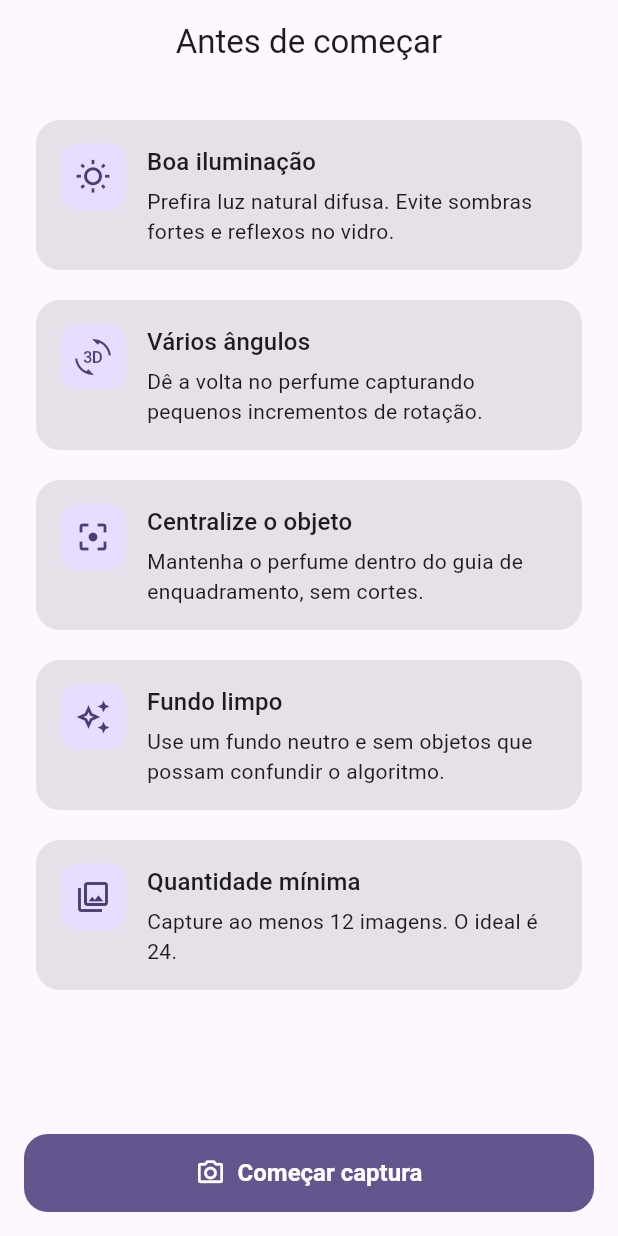
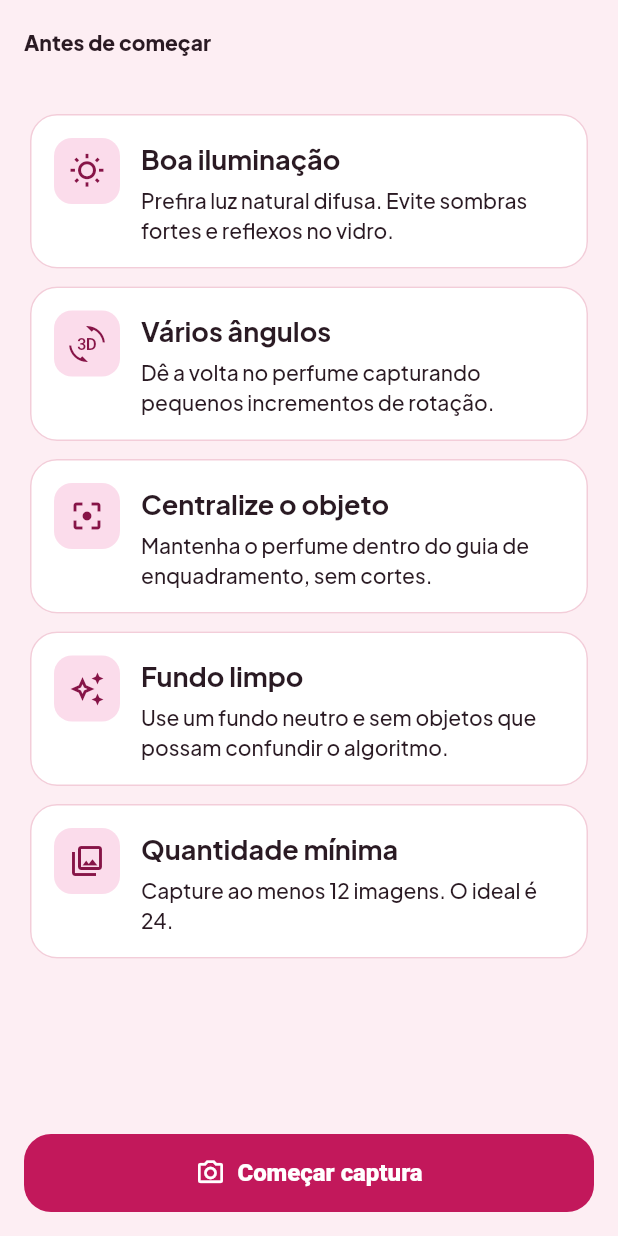
Before and after one commit to Cristovam10000/perfume-3d-fontend, a Flutter app: the screen it shows after launch, after a tap on "Iniciar captura", on a phone screen of 412 x 824 dp. Run offline on Flutter 3.47's test engine with Material 3 defaults, Android fonts, the light colour scheme and no system bars; our stand-ins replace camera, dio, flutter_riverpod, go_router, google_fonts, image_picker and 1 more; missing offline and left inert: model_viewer_plus, opencv_dart.

Commit message:
feat(front): configurar tema e formatadores do app

```diff
--- a/lib/app/app.dart
+++ b/lib/app/app.dart
@@ -14,7 +14,6 @@ class PerfumeApp extends ConsumerWidget {
       title: 'Perfume 3D MVP',
       debugShowCheckedModeBanner: false,
       theme: AppTheme.light(),
-      darkTheme: AppTheme.dark(),
       routerConfig: router,
     );
   }
--- a/lib/app/theme/app_theme.dart
+++ b/lib/app/theme/app_theme.dart
@@ -1,53 +1,148 @@
 import 'package:flutter/material.dart';
+import 'package:google_fonts/google_fonts.dart';
+
+import 'app_tokens.dart';
 
 class AppTheme {
   AppTheme._();
 
-  static const _seed = Color(0xFF6750A4);
-
   static ThemeData light() => _build(Brightness.light);
-  static ThemeData dark() => _build(Brightness.dark);
 
   static ThemeData _build(Brightness brightness) {
-    final scheme = ColorScheme.fromSeed(
-      seedColor: _seed,
+    final base = ThemeData(
+      useMaterial3: true,
       brightness: brightness,
+      colorScheme: const ColorScheme.light(
+        primary: AppColors.accent,
+        onPrimary: Colors.white,
+        primaryContainer: AppColors.accentSoft,
+        onPrimaryContainer: AppColors.accentInk,
+        secondary: AppColors.teal,
+        onSecondary: Colors.white,
+        secondaryContainer: AppColors.tealSoft,
+        onSecondaryContainer: AppColors.teal,
+        tertiary: AppColors.warn,
+        onTertiary: Colors.white,
+        tertiaryContainer: AppColors.warnSoft,
+        onTertiaryContainer: AppColors.warn,
+        error: AppColors.bad,
+        onError: Colors.white,
+        errorContainer: AppColors.badSoft,
+        onErrorContainer: AppColors.bad,
+        surface: AppColors.bg,
+        onSurface: AppColors.ink,
+        surfaceContainerHighest: AppColors.bgTint,
+        outline: AppColors.line,
+        outlineVariant: AppColors.line,
+      ),
     );
+    final scheme = base.colorScheme;
+    final textTheme = GoogleFonts.plusJakartaSansTextTheme(base.textTheme)
+        .apply(bodyColor: AppColors.ink, displayColor: AppColors.ink);
+
     return ThemeData(
       useMaterial3: true,
+      brightness: brightness,
       colorScheme: scheme,
-      scaffoldBackgroundColor: scheme.surface,
+      scaffoldBackgroundColor: AppColors.bg,
+      textTheme: textTheme.copyWith(
+        displaySmall: textTheme.displaySmall?.copyWith(
+          fontSize: 32,
+          fontWeight: FontWeight.w800,
+          letterSpacing: 0,
+        ),
+        headlineSmall: textTheme.headlineSmall?.copyWith(
+          fontSize: 24,
+          fontWeight: FontWeight.w800,
+          letterSpacing: 0,
+        ),
+        titleLarge: textTheme.titleLarge?.copyWith(
+          fontSize: 22,
+          fontWeight: FontWeight.w800,
+          letterSpacing: 0,
+        ),
+        titleMedium: textTheme.titleMedium?.copyWith(
+          fontSize: 18,
+          fontWeight: FontWeight.w700,
+          letterSpacing: 0,
+        ),
+        bodyMedium: textTheme.bodyMedium?.copyWith(
+          fontSize: 14,
+          fontWeight: FontWeight.w500,
+          letterSpacing: 0,
+        ),
+        labelLarge: textTheme.labelLarge?.copyWith(
+          fontSize: 14,
+          fontWeight: FontWeight.w700,
+          letterSpacing: 0,
+        ),
+      ),
       appBarTheme: AppBarTheme(
-        centerTitle: true,
-        backgroundColor: scheme.surface,
-        foregroundColor: scheme.onSurface,
+        centerTitle: false,
+        backgroundColor: AppColors.bg,
+        foregroundColor: AppColors.ink,
         elevation: 0,
+        surfaceTintColor: Colors.transparent,
+        titleTextStyle: textTheme.titleLarge?.copyWith(
+          color: AppColors.ink,
+          fontWeight: FontWeight.w800,
+        ),
       ),
       filledButtonTheme: FilledButtonThemeData(
         style: FilledButton.styleFrom(
           minimumSize: const Size.fromHeight(52),
+          backgroundColor: AppColors.accent,
+          foregroundColor: Colors.white,
           shape: RoundedRectangleBorder(
-            borderRadius: BorderRadius.circular(16),
+            borderRadius: BorderRadius.circular(AppRadius.lg),
           ),
           textStyle: const TextStyle(
             fontSize: 16,
-            fontWeight: FontWeight.w600,
+            fontWeight: FontWeight.w800,
+            letterSpacing: 0,
           ),
         ),
       ),
       outlinedButtonTheme: OutlinedButtonThemeData(
         style: OutlinedButton.styleFrom(
           minimumSize: const Size.fromHeight(52),
+          foregroundColor: AppColors.ink,
+          side: const BorderSide(color: AppColors.line),
           shape: RoundedRectangleBorder(
-            borderRadius: BorderRadius.circular(16),
+            borderRadius: BorderRadius.circular(AppRadius.lg),
           ),
         ),
       ),
       cardTheme: CardThemeData(
         elevation: 0,
-        color: scheme.surfaceContainerHighest,
+        color: AppColors.bgElev,
+        surfaceTintColor: Colors.transparent,
+        margin: EdgeInsets.zero,
         shape: RoundedRectangleBorder(
-          borderRadius: BorderRadius.circular(16),
+          side: const BorderSide(color: AppColors.line),
+          borderRadius: BorderRadius.circular(AppRadius.lg),
+        ),
+      ),
+      inputDecorationTheme: InputDecorationTheme(
+        filled: true,
+        fillColor: AppColors.bgElev,
+        contentPadding: const EdgeInsets.symmetric(
+          horizontal: 16,
+          vertical: 14,
+        ),
+        hintStyle: const TextStyle(color: AppColors.ink3),
+        prefixIconColor: AppColors.ink3,
+        border: OutlineInputBorder(
+          borderRadius: BorderRadius.circular(AppRadius.pill),
+          borderSide: const BorderSide(color: AppColors.line),
+        ),
+        enabledBorder: OutlineInputBorder(
+          borderRadius: BorderRadius.circular(AppRadius.pill),
+          borderSide: const BorderSide(color: AppColors.line),
+        ),
+        focusedBorder: OutlineInputBorder(
+          borderRadius: BorderRadius.circular(AppRadius.pill),
+          borderSide: const BorderSide(color: AppColors.accent),
         ),
       ),
     );
--- /dev/null
+++ b/lib/app/theme/app_tokens.dart
@@ -0,0 +1,59 @@
+import 'package:flutter/material.dart';
+
+class AppColors {
+  AppColors._();
+
+  static const bg = Color(0xFFFDEEF3);
+  static const bgElev = Color(0xFFFFFFFF);
+  static const bgSunken = Color(0xFFF7DDE6);
+  static const bgTint = Color(0xFFFBE2EC);
+  static const line = Color(0xFFF3CDD9);
+  static const lineStrong = Color(0xFFE6B0C1);
+
+  static const ink = Color(0xFF2A1A23);
+  static const ink2 = Color(0xFF6A4F5C);
+  static const ink3 = Color(0xFF9A7E8A);
+  static const ink4 = Color(0xFFC2A9B3);
+
+  static const accent = Color(0xFFC2185B);
+  static const accentSoft = Color(0xFFFBDCEB);
+  static const accentInk = Color(0xFF861447);
+
+  static const teal = Color(0xFF8B5A9B);
+  static const tealSoft = Color(0xFFEFE1F3);
+
+  static const good = Color(0xFF4D7C4F);
+  static const goodSoft = Color(0xFFE0EEDC);
+  static const warn = Color(0xFFB45309);
+  static const warnSoft = Color(0xFFFBECC8);
+  static const bad = Color(0xFFB91C1C);
+  static const badSoft = Color(0xFFFBDADA);
+
+  static const darkCard = Color(0xFF2A2620);
+  static const darkCard2 = Color(0xFF463C2E);
+
+  static const shadow05 = Color.fromRGBO(80, 30, 50, 0.05);
+  static const shadow08 = Color.fromRGBO(80, 30, 50, 0.08);
+  static const shadow14 = Color.fromRGBO(80, 30, 50, 0.14);
+}
+
+class AppRadius {
+  AppRadius._();
+
+  static const sm = 8.0;
+  static const md = 12.0;
+  static const lg = 18.0;
+  static const xl = 24.0;
+  static const pill = 999.0;
+}
+
+class AppSpacing {
+  AppSpacing._();
+
+  static const xs = 4.0;
+  static const sm = 8.0;
+  static const md = 12.0;
+  static const lg = 16.0;
+  static const xl = 20.0;
+  static const xxl = 24.0;
+}
--- /dev/null
+++ b/lib/core/utils/app_formatters.dart
@@ -0,0 +1,21 @@
+import 'package:intl/intl.dart';
+
+class AppFormatters {
+  AppFormatters._();
+
+  static final NumberFormat money = NumberFormat.currency(
+    locale: 'pt_BR',
+    symbol: r'R$',
+    decimalDigits: 2,
+  );
+
+  static final DateFormat shortDate = DateFormat('dd MMM yyyy', 'pt_BR');
+  static final DateFormat dayMonth = DateFormat('dd MMM', 'pt_BR');
+  static final DateFormat weekday = DateFormat('EEEE', 'pt_BR');
+
+  static String brl(num value) => money.format(value);
+
+  static String compactDate(DateTime value) => dayMonth.format(value);
+
+  static String date(DateTime value) => shortDate.format(value);
+}
--- a/lib/main.dart
+++ b/lib/main.dart
@@ -1,8 +1,14 @@
 import 'package:flutter/material.dart';
 import 'package:flutter_riverpod/flutter_riverpod.dart';
+import 'package:intl/date_symbol_data_local.dart';
+import 'package:intl/intl.dart';
 
 import 'app/app.dart';
 
-void main() {
+Future<void> main() async {
+  WidgetsFlutterBinding.ensureInitialized();
+  Intl.defaultLocale = 'pt_BR';
+  await initializeDateFormatting('pt_BR');
+
   runApp(const ProviderScope(child: PerfumeApp()));
 }
--- a/pubspec.yaml
+++ b/pubspec.yaml
@@ -35,6 +35,8 @@ dependencies:
 
   # 3D viewer
   model_viewer_plus: ^1.8.0
+  intl: ^0.20.2
+  google_fonts: ^8.0.2
 
 dev_dependencies:
   flutter_lints: ^4.0.0
```
Also changed, not shown: pubspec.lock.
